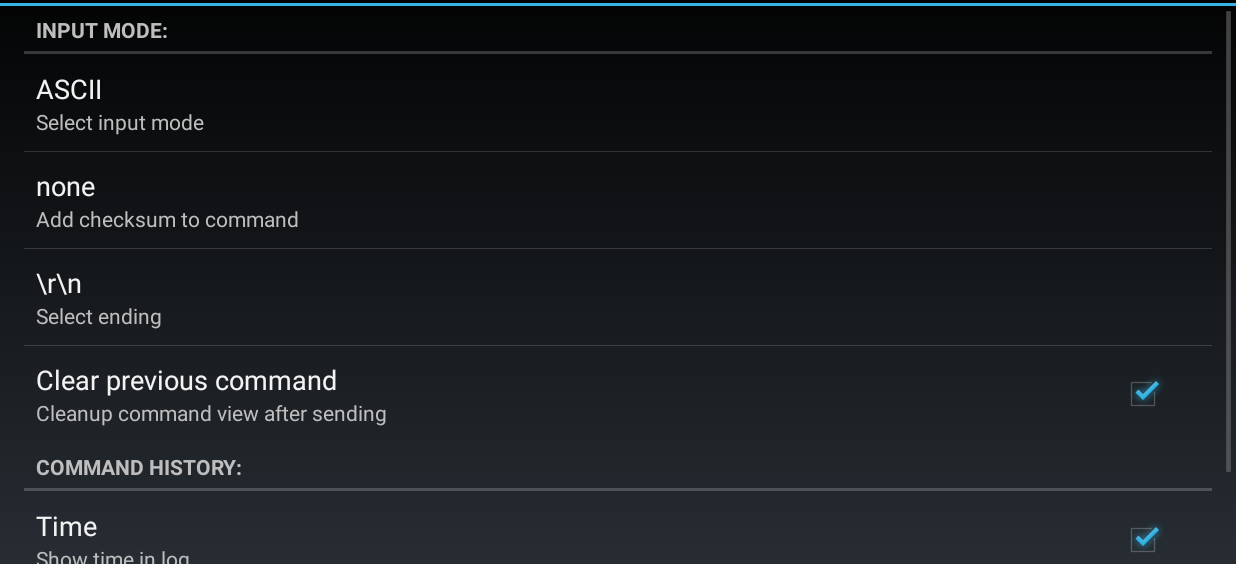
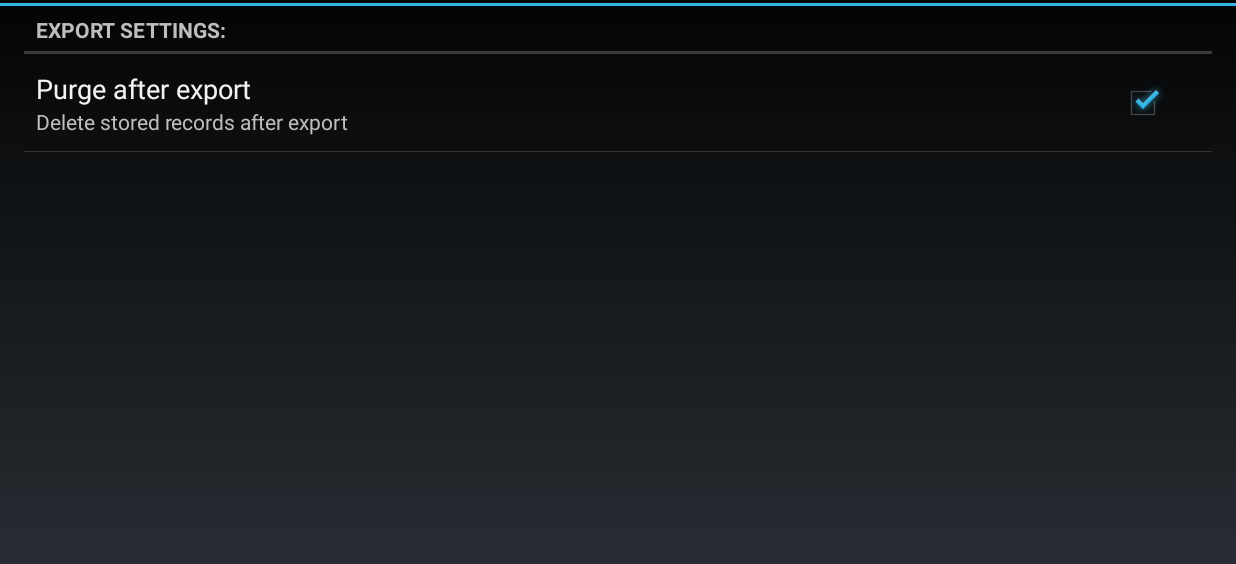
Before and after one commit to emdete/biikuta, an Android app: the screen it shows after launch (SettingsActivity), in the options menu, after a tap on "Settings", on a phone screen of 824 x 412 dp (held sideways), the part 54-618 px from its top. Run offline under Robolectric (Android 15) with nearby library versions, the phone set to English and light mode, and no system bars; libraries missing offline, so code that uses them is left out: de.emdete.thinstore.

Commit message:
more cleanup, simplification

```diff
--- a/src/main/java/de/emdete/biikuta/DeviceControlActivity.java
+++ b/src/main/java/de/emdete/biikuta/DeviceControlActivity.java
@@ -4,9 +4,7 @@ import android.app.ActionBar;
 import android.app.Activity;
 import android.bluetooth.BluetoothAdapter;
 import android.bluetooth.BluetoothDevice;
-import android.content.Context;
 import android.content.Intent;
-import android.content.SharedPreferences;
 import android.os.Bundle;
 import android.os.Handler;
 import android.os.Message;
@@ -15,28 +13,18 @@ import android.text.InputFilter;
 import android.text.Spanned;
 import android.text.method.ScrollingMovementMethod;
 import android.view.KeyEvent;
+import android.os.Environment;
 import android.view.Menu;
 import android.view.MenuItem;
-import android.view.View;
-import android.view.inputmethod.EditorInfo;
-import android.widget.EditText;
-import android.widget.TextView;
 import java.lang.ref.WeakReference;
-import java.util.Date;
 import java.io.File;
-import android.app.Activity;
 import android.app.AlertDialog;
-import android.bluetooth.BluetoothAdapter;
-import android.content.Intent;
-import android.os.Bundle;
 import android.database.sqlite.SQLiteDatabase;
 import android.database.sqlite.SQLiteOpenHelper;
 import de.emdete.thinstore.StoreObject;
 import java.io.PrintWriter;
-import java.io.OutputStreamWriter;
 import java.io.FileOutputStream;
 import java.io.BufferedOutputStream;
-import java.io.OutputStream;
 import java.util.Set;
 
 public final class DeviceControlActivity extends Activity implements Constants {
@@ -90,7 +78,7 @@ public final class DeviceControlActivity extends Activity implements Constants {
 			mHandler = new BluetoothResponseHandler(this);
 		else
 			mHandler.setTarget(this);
-		setContentView(R.layout.activity_terminal);
+		setContentView(R.layout.main);
 		left_measure = (Measure)findViewById(R.id.left_measure);
 		right_measure = (Measure)findViewById(R.id.right_measure);
 		if (isConnected() && (savedInstanceState != null)) {
--- a/src/main/res/menu/device_control_activity.xml
+++ b/src/main/res/menu/device_control_activity.xml
@@ -3,23 +3,24 @@
 		android:id="@+id/menu_search"
 		android:icon="@drawable/ic_action_device_bluetooth"
 		android:showAsAction="ifRoom|withText"
-		android:title="@string/action_bluetooth" />
-
+		android:title="@string/action_bluetooth"
+		/>
 	<item
 		android:id="@+id/menu_clear"
 		android:orderInCategory="100"
 		android:showAsAction="never"
-		android:title="@string/menu_clear" />
-
+		android:title="@string/menu_export"
+		/>
 	<item
 		android:id="@+id/menu_send"
 		android:orderInCategory="100"
 		android:showAsAction="never"
-		android:title="@string/menu_send" />
-
+		android:title="@string/menu_send"
+		/>
 	<item
 		android:id="@+id/menu_settings"
 		android:orderInCategory="100"
 		android:showAsAction="never"
-		android:title="@string/menu_settings" />
+		android:title="@string/menu_settings"
+		/>
 </menu>
--- a/src/main/res/values/arrays.xml
+++ /dev/null
@@ -1,17 +0,0 @@
-<?xml version="1.0" encoding="utf-8"?>
-<resources>
-	<string-array name="commands_mode">
-		<item>ASCII</item>
-		<item>HEX</item>
-	</string-array>
-	<string-array name="checksum_mode">
-		<item>none</item>
-		<item>Modulo 256</item>
-	</string-array>
-	<string-array name="commands_ending">
-		<item>none</item>
-		<item>\\n</item>
-		<item>\\r</item>
-		<item>\\r\\n</item>
-	</string-array>
-</resources>
--- a/src/main/res/values/colors.xml
+++ b/src/main/res/values/colors.xml
@@ -1,10 +1,8 @@
 <?xml version="1.0" encoding="utf-8"?>
 <resources>
 	<color name="black" type="color">#000000</color>
-	<color name="blue" type="color">#0000dd</color>
 	<color name="green" type="color">#00ee00</color>
 	<color name="red" type="color">#ff0000</color>
-	<color name="white" type="color">#ffffff</color>
 	<color name="yellow" type="color">#ffdd00</color>
 	<color name="gray" type="color">#888888</color>
 </resources>
--- a/src/main/res/values/strings.xml
+++ b/src/main/res/values/strings.xml
@@ -1,42 +1,29 @@
 <?xml version="1.0" encoding="utf-8"?>
 <resources>
-	<!-- prefence keys, no translation needed -->
-	<string name="pref_commands_mode">pref_commands_mode</string>
+	<string name="action_bluetooth">Start</string>
+	<string name="action_bluetooth_off">Stop</string>
+	<string name="app_name">biikuta Measure</string>
+	<string name="camera_error">This device does not support Camera2 API.</string>
+	<string name="empty_device_name">[New device]</string>
+	<string name="log_direction">Purge after export</string>
+	<string name="log_direction_summary">Delete stored records after export</string>
+	<string name="log_settings_category">Export settings:</string>
+	<string name="menu_export">Export data</string>
+	<string name="menu_send">Share maxima</string>
+	<string name="menu_settings">Settings</string>
+	<string name="msg_connected">Running</string>
+	<string name="msg_connecting">Starting…</string>
+	<string name="msg_not_connected">Stopped</string>
+	<string name="no_bt_support">Your device does not support bluetooth.</string>
+	<string name="none_found">Not found</string>
+	<string name="none_paired">No paired devices</string>
+	<string name="permission_request">This sample needs permission for camera and audio recording.</string>
 	<string name="pref_checksum_mode">pref_checksum_mode</string>
 	<string name="pref_commands_ending">pref_commands_ending</string>
-	<string name="pref_log_timing">pref_log_timing</string>
+	<string name="pref_commands_mode">pref_commands_mode</string>
 	<string name="pref_log_direction">pref_log_direction</string>
-	<string name="pref_need_clean">pref_need_clean</string>
-	<!-- prefence keys, no translation needed -->
-	<string name="app_name">biikuta Measure</string>
-	<string name="msg_not_connected">Stopped</string>
-	<string name="msg_connecting">Starting…</string>
-	<string name="msg_connected">Running</string>
-	<string name="action_bluetooth">Start</string>
-	<string name="action_bluetooth_off">Stop</string>
-	<string name="no_bt_support">Your device doesn\'t support bluetooth.</string>
-	<string name="empty_device_name">&lt;New device&gt;</string>
-	<string name="menu_send">Send maxima</string>
-	<string name="menu_settings">Settings</string>
-	<string name="menu_clear">Clear history</string>
+	<string name="search_message">Search for devices…</string>
 	<string name="select_device">Select device</string>
-	<string name="search_message">Search for devices…</string>
+	<string name="title_other_devices">Other devices</string>
 	<string name="title_paired_devices">Paired devices</string>
-	<string name="title_other_devices">Other devices</string>
-	<string name="none_paired">No paired devices</string>
-	<string name="none_found">Not found</string>
-	<string name="command_hint">Enter command here</string>
-	<string name="button_send">Send</string>
-	<string name="log_settings_category">Command history:</string>
-	<string name="log_time">Time</string>
-	<string name="log_time_summary">Show time in log</string>
-	<string name="log_direction">Direction</string>
-	<string name="log_direction_summary">Show I/O direction in log</string>
-	<string name="commands_mode">Input mode:</string>
-	<string name="checksum_mode">Checksum</string>
-	<string name="checksum_mode_summary">Add checksum to command</string>
-	<string name="commands_mode_summary">Select input mode</string>
-	<string name="commands_ending_summary">Select ending</string>
-	<string name="need_clean">Clear previous command</string>
-	<string name="need_clean_summary">Cleanup command view after sending</string>
 </resources>
--- a/src/main/res/xml/settings_activity.xml
+++ b/src/main/res/xml/settings_activity.xml
@@ -1,48 +1,11 @@
 <?xml version="1.0" encoding="utf-8"?>
 <PreferenceScreen xmlns:android="http://schemas.android.com/apk/res/android">
-	<PreferenceCategory android:title="@string/commands_mode">
-		<ListPreference
-			android:defaultValue="ASCII"
-			android:dialogTitle="@string/commands_mode"
-			android:entries="@array/commands_mode"
-			android:entryValues="@array/commands_mode"
-			android:key="@string/pref_commands_mode"
-			android:summary="@string/commands_mode_summary" />
-
-		<ListPreference
-			android:defaultValue="none"
-			android:dialogTitle="@string/checksum_mode"
-			android:entries="@array/checksum_mode"
-			android:entryValues="@array/checksum_mode"
-			android:key="@string/pref_checksum_mode"
-			android:summary="@string/checksum_mode_summary" />
-
-		<ListPreference
-			android:defaultValue="\\r\\n"
-			android:dialogTitle="@string/commands_mode"
-			android:entries="@array/commands_ending"
-			android:entryValues="@array/commands_ending"
-			android:key="@string/pref_commands_ending"
-			android:summary="@string/commands_ending_summary" />
-
-		<CheckBoxPreference
-			android:defaultValue="true"
-			android:key="@string/pref_need_clean"
-			android:summary="@string/need_clean_summary"
-			android:title="@string/need_clean" />
-	</PreferenceCategory>
-
 	<PreferenceCategory android:title="@string/log_settings_category">
-		<CheckBoxPreference
-			android:defaultValue="true"
-			android:key="@string/pref_log_timing"
-			android:summary="@string/log_time_summary"
-			android:title="@string/log_time" />
-
 		<CheckBoxPreference
 			android:defaultValue="true"
 			android:key="@string/pref_log_direction"
 			android:summary="@string/log_direction_summary"
-			android:title="@string/log_direction" />
+			android:title="@string/log_direction"
+			/>
 	</PreferenceCategory>
 </PreferenceScreen>
```
Also changed, not shown: src/main/res/layout/main.xml (renamed from src/main/res/layout/activity_terminal.xml).
